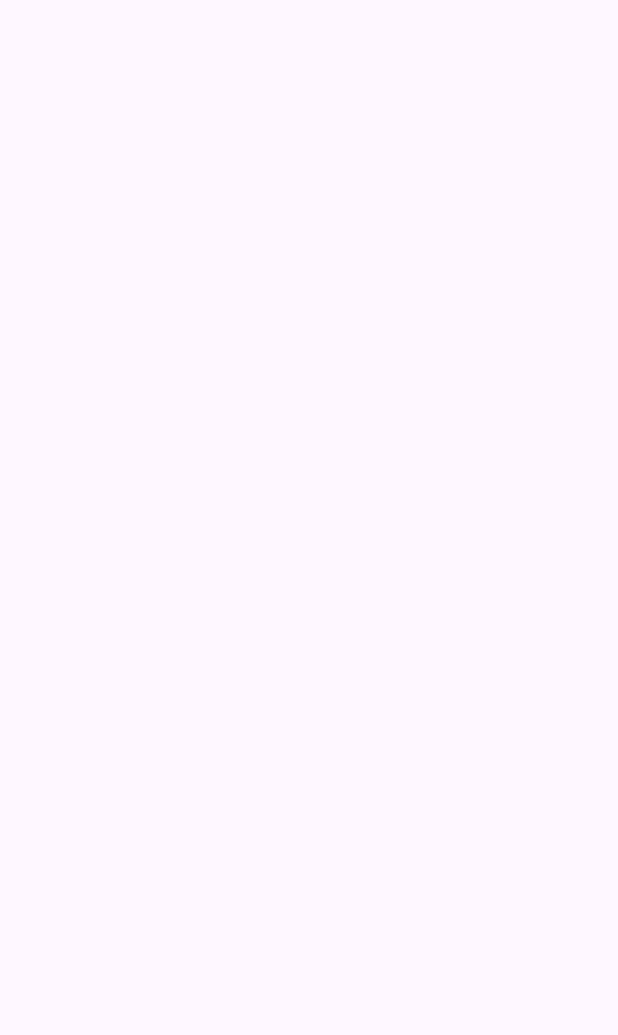
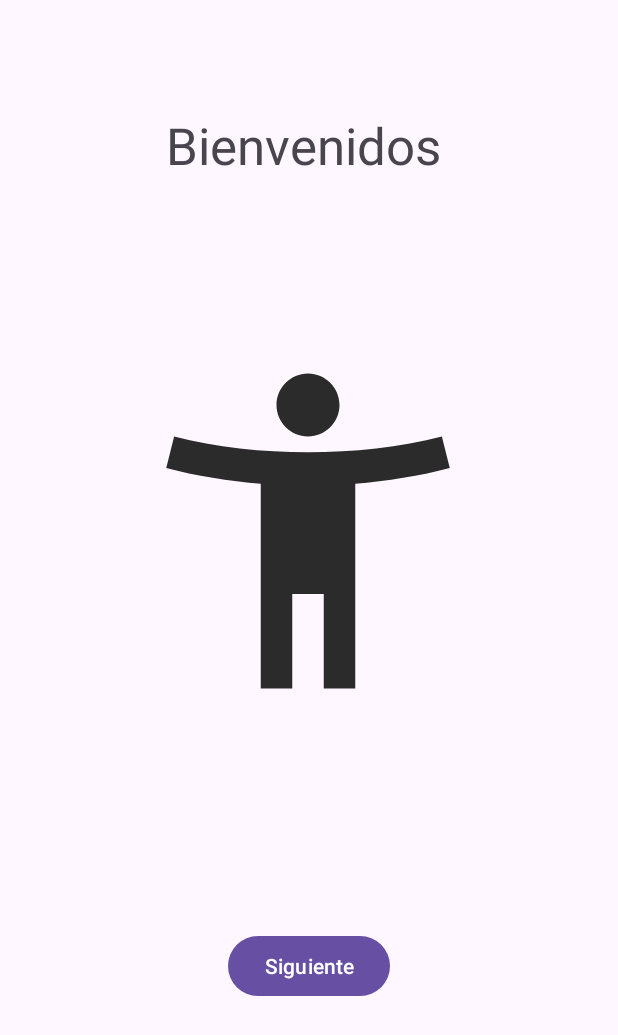
Before and after one commit to bCornejoPe/Crud-Evaluacion, an Android app: the BienvenidaActivity screen opened directly, with no data from a screen before it, on a phone screen of 412 x 824 dp. Before the commit the part shown is empty. Shown: the top 1035 px of the screen. Run offline under Robolectric (Android 15) with nearby library versions, the phone set to English and light mode, and no system bars.

```diff
--- a/CrudPrueba/app/src/main/java/Bryan/Cornejo/crudprueba/BienvenidaActivity.kt
+++ b/CrudPrueba/app/src/main/java/Bryan/Cornejo/crudprueba/BienvenidaActivity.kt
@@ -1,6 +1,8 @@
 package Bryan.Cornejo.crudprueba
 
+import android.content.Intent
 import android.os.Bundle
+import android.widget.Button
 import androidx.activity.enableEdgeToEdge
 import androidx.appcompat.app.AppCompatActivity
 import androidx.core.view.ViewCompat
@@ -16,5 +18,12 @@ class BienvenidaActivity : AppCompatActivity() {
             v.setPadding(systemBars.left, systemBars.top, systemBars.right, systemBars.bottom)
             insets
         }
+
+        val btnSiguiente= findViewById<Button>(R.id.btnSiguiente)
+
+        btnSiguiente.setOnClickListener{
+            val PantallaCositas= Intent(this,Tickets::class.java)
+            startActivity(PantallaCositas)
+        }
     }
 }
--- a/CrudPrueba/app/src/main/java/Bryan/Cornejo/crudprueba/RegistroActivity.kt
+++ b/CrudPrueba/app/src/main/java/Bryan/Cornejo/crudprueba/RegistroActivity.kt
@@ -40,7 +40,7 @@ class RegistroActivity : AppCompatActivity() {
             GlobalScope.launch (Dispatchers.IO){
                 val objConexion = ClaseConexion().cadenaConexion()
 
-                val crearUsuario = objConexion?.prepareStatement("Insert into tbUsuarios(UUID_usuario, correoElectronico, clave) Values(?,?.?)")!!
+                val crearUsuario = objConexion?.prepareStatement("Insert into tbUsuarios(UUID_usuario, correoElectronico, clave) Values(?,?,?)")!!
                 crearUsuario.setString(1,UUID.randomUUID().toString())
                 crearUsuario.setString(2,txtCorreoNuevo.text.toString())
                 crearUsuario.setString(3,txtContrasenaNueva.text.toString())
--- a/CrudPrueba/app/src/main/java/modelo/Ticket.kt
+++ b/CrudPrueba/app/src/main/java/modelo/Ticket.kt
@@ -10,6 +10,7 @@ data class Ticket(
     var CorreoAutor: String,
     var FechaCreacion: String,
     var Estado: String,
-    var FechaFinalizacion:  String
+    var FechaFinalizacion:  String,
+
 
 )
--- /dev/null
+++ b/CrudPrueba/app/src/main/res/drawable/ic_bienvenida.xml
@@ -0,0 +1,5 @@
+<vector xmlns:android="http://schemas.android.com/apk/res/android" android:height="24dp" android:tint="#2C2B2B" android:viewportHeight="24" android:viewportWidth="24" android:width="24dp">
+
+    <path android:fillColor="@android:color/white" android:pathData="M20.5,6c-2.61,0.7 -5.67,1 -8.5,1s-5.89,-0.3 -8.5,-1L3,8c1.86,0.5 4,0.83 6,1v13h2v-6h2v6h2V9c2,-0.17 4.14,-0.5 6,-1l-0.5,-2zM12,6c1.1,0 2,-0.9 2,-2s-0.9,-2 -2,-2 -2,0.9 -2,2 0.9,2 2,2z"/>
+
+</vector>
--- a/CrudPrueba/app/src/main/res/layout/activity_bienvenida.xml
+++ b/CrudPrueba/app/src/main/res/layout/activity_bienvenida.xml
@@ -7,4 +7,39 @@
     android:layout_height="match_parent"
     tools:context=".BienvenidaActivity">
 
+    <ImageView
+        android:id="@+id/imageView2"
+        android:layout_width="252dp"
+        android:layout_height="448dp"
+        app:layout_constraintBottom_toBottomOf="parent"
+        app:layout_constraintEnd_toEndOf="parent"
+        app:layout_constraintHorizontal_bias="0.496"
+        app:layout_constraintStart_toStartOf="parent"
+        app:layout_constraintTop_toTopOf="parent"
+        app:layout_constraintVertical_bias="0.346"
+        app:srcCompat="@drawable/ic_bienvenida" />
+
+    <TextView
+        android:id="@+id/textView"
+        android:layout_width="189dp"
+        android:layout_height="71dp"
+        android:text="Bienvenidos"
+        android:textSize="34sp"
+        app:layout_constraintBottom_toBottomOf="parent"
+        app:layout_constraintEnd_toEndOf="parent"
+        app:layout_constraintHorizontal_bias="0.498"
+        app:layout_constraintStart_toStartOf="parent"
+        app:layout_constraintTop_toTopOf="parent"
+        app:layout_constraintVertical_bias="0.098" />
+
+    <Button
+        android:id="@+id/btnSiguiente"
+        android:layout_width="wrap_content"
+        android:layout_height="wrap_content"
+        android:text="Siguiente"
+        app:layout_constraintBottom_toBottomOf="parent"
+        app:layout_constraintEnd_toEndOf="parent"
+        app:layout_constraintStart_toStartOf="parent"
+        app:layout_constraintTop_toTopOf="parent"
+        app:layout_constraintVertical_bias="0.799" />
 </androidx.constraintlayout.widget.ConstraintLayout>
--- a/CrudPrueba/app/src/main/res/layout/activity_registro.xml
+++ b/CrudPrueba/app/src/main/res/layout/activity_registro.xml
@@ -24,8 +24,8 @@
         android:layout_width="wrap_content"
         android:layout_height="wrap_content"
         android:ems="10"
+        android:hint="Contraseña nueva"
         android:inputType="text"
-        android:text="Name"
         app:layout_constraintBottom_toBottomOf="parent"
         app:layout_constraintEnd_toEndOf="parent"
         app:layout_constraintHorizontal_bias="0.497"
@@ -38,8 +38,8 @@
         android:layout_width="wrap_content"
         android:layout_height="wrap_content"
         android:ems="10"
+        android:hint="Usuario nuevo"
         android:inputType="text"
-        android:text="Name"
         app:layout_constraintBottom_toBottomOf="parent"
         app:layout_constraintEnd_toEndOf="parent"
         app:layout_constraintHorizontal_bias="0.452"
```
Also changed, not shown: CrudPrueba/app/src/main/java/Bryan/Cornejo/crudprueba/Tickets.kt (+10 -7 lines), CrudPrueba/app/src/main/res/layout/activity_tickets.xml (+1 -16 lines), CrudPrueba/app/src/main/res/Bienvenidos/2.png (added).
